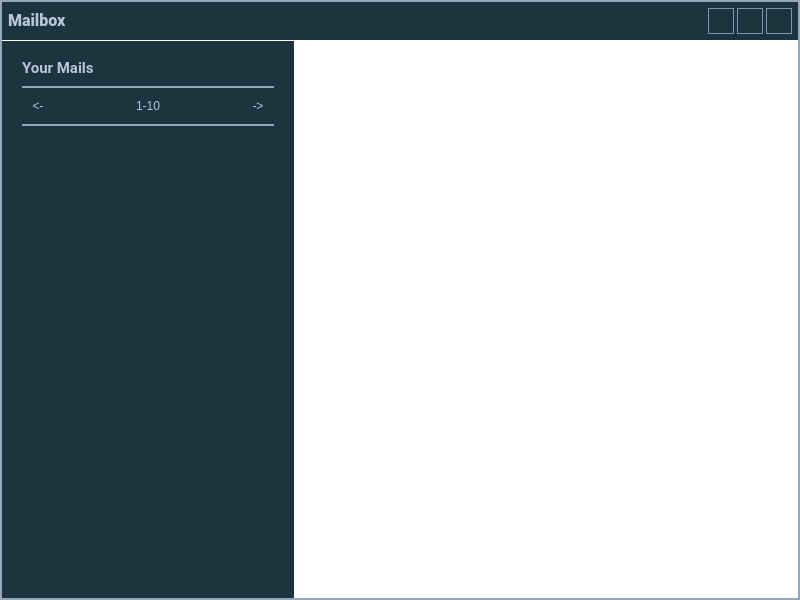
This is src/app/gui/forms/mailboxwindow.ui in botorabi/Meet4Eat-Desktop as Qt 5 draws it before an edit. The edited form follows.
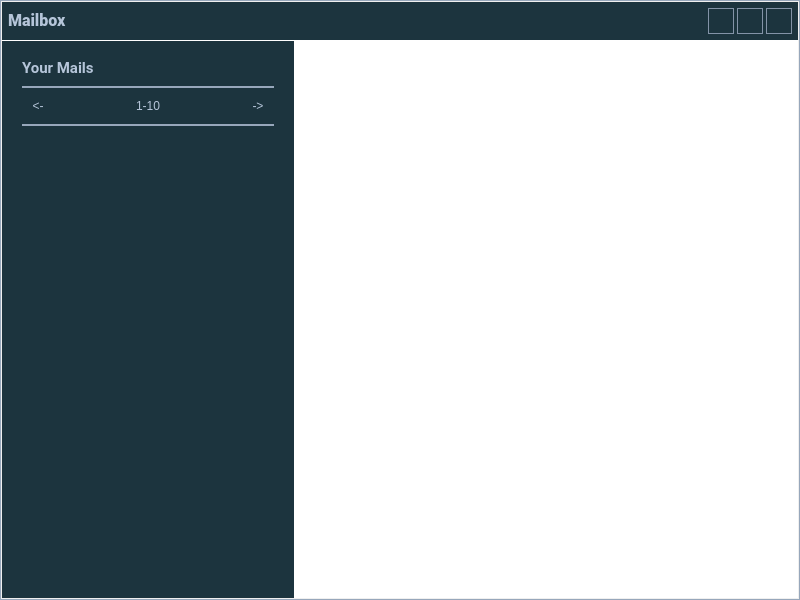
This is the edited form. Icons and pictures are not drawn.

The edit to the form file:
```diff
--- a/src/app/gui/forms/mailboxwindow.ui
+++ b/src/app/gui/forms/mailboxwindow.ui
@@ -25,7 +25,7 @@
   </property>
   <property name="styleSheet">
    <string notr="true">#MailboxWindow {
-  border: 10px solid rgb(151,167, 187);
+  border: 1px solid rgb(151,167, 187);
 }</string>
   </property>
   <widget class="QWidget" name="centralWidget">
```
